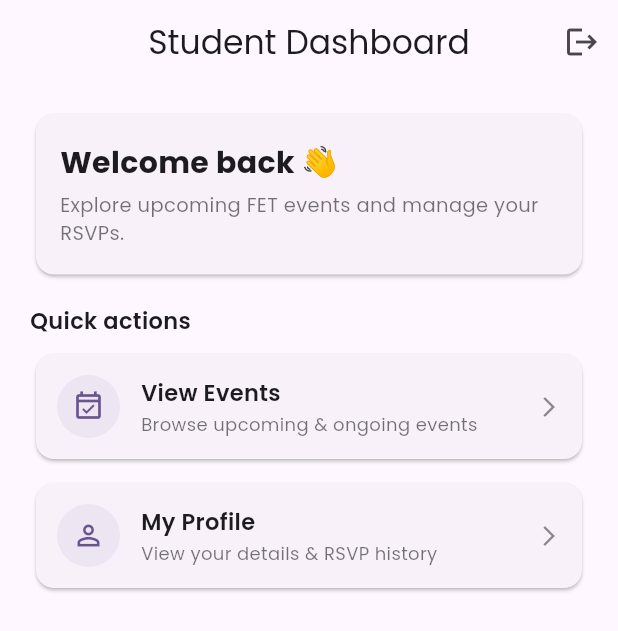
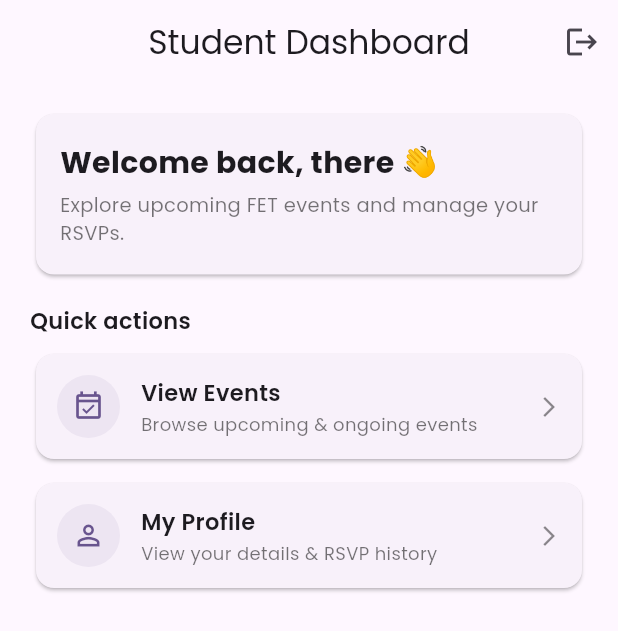
Before and after one commit to nicklwl0828/fet_event_app, a Flutter app: the screen it shows once a user with an empty profile is signed in, on a phone screen of 412 x 824 dp. Shown: the top 631 px of the screen. Run offline on Flutter 3.47's test engine with Material 3 defaults, Android fonts, the light colour scheme and no system bars; our stand-ins replace cloud_firestore, firebase_auth, firebase_core, firebase_storage, google_fonts, image_picker and 1 more; missing offline and left inert: dart:html; accounts and stored records are empty.

Commit message:
changed csv export and updated dashbaord from generic hello message to ones which will call correct name

```diff
--- a/lib/screens/register_screen.dart
+++ b/lib/screens/register_screen.dart
@@ -20,7 +20,7 @@ class _RegisterScreenState extends State<RegisterScreen> {
   String? error;
 
   // Student pattern and staff whitelist
-  final RegExp _studentRegex = RegExp(r'^[0-9]{8}@sunway\.edu\.my$', caseSensitive: false);
+  final RegExp _studentRegex = RegExp(r'^[0-9]{8}@imail\.sunway\.edu\.my$', caseSensitive: false);
   final Set<String> _staffWhitelist = {
     'rosilaha@sunway.edu.my',
     'dennyng@sunway.edu.my',
--- a/lib/screens/student_dashboard.dart
+++ b/lib/screens/student_dashboard.dart
@@ -41,34 +41,51 @@ class StudentDashboard extends StatelessWidget {
             crossAxisAlignment: CrossAxisAlignment.start,
             children: [
               // Greeting card
+              // Greeting card
 Card(
   child: Padding(
     padding: const EdgeInsets.symmetric(
       horizontal: 16,
       vertical: 18,
     ),
-                  child: Column(
+    child: FutureBuilder(
+      future: auth.getUserProfile(),
+      builder: (context, snapshot) {
+        String name = 'there';
+
+        if (snapshot.hasData && snapshot.data != null && snapshot.data!.exists) {
+          final data = snapshot.data!.data() as Map<String, dynamic>?;
+          final fetchedName = data?['name']?.toString().trim();
+          if (fetchedName != null && fetchedName.isNotEmpty) {
+            name = fetchedName;
+          }
+        }
+
+        return Column(
           crossAxisAlignment: CrossAxisAlignment.start,
-                    children: const [
+          children: [
             Text(
-                        "Welcome back 👋",
-                        style: TextStyle(
+              'Welcome back, $name 👋',
+              style: const TextStyle(
                 fontSize: 20,
                 fontWeight: FontWeight.w700,
               ),
             ),
-                      SizedBox(height: 4),
-                      Text(
-                        "Explore upcoming FET events and manage your RSVPs.",
+            const SizedBox(height: 4),
+            const Text(
+              'Explore upcoming FET events and manage your RSVPs.',
               style: TextStyle(
                 fontSize: 13,
                 color: Colors.black54,
               ),
             ),
           ],
+        );
+      },
     ),
   ),
 ),
+
 
               const SizedBox(height: 16),
 
--- a/pubspec.yaml
+++ b/pubspec.yaml
@@ -24,6 +24,7 @@ dependencies:
   firebase_storage: ^13.0.4
 
 
+
   # State management
   provider: ^6.1.5+1
 
```
Also changed, not shown: lib/screens/create_event_screen.dart (+81 -0 lines), lib/screens/staff_dashboard.dart (+27 -7 lines), lib/screens/staff_event_detail_screen.dart (+47 -68 lines). Lines whose indentation alone changed are shown as unchanged.
